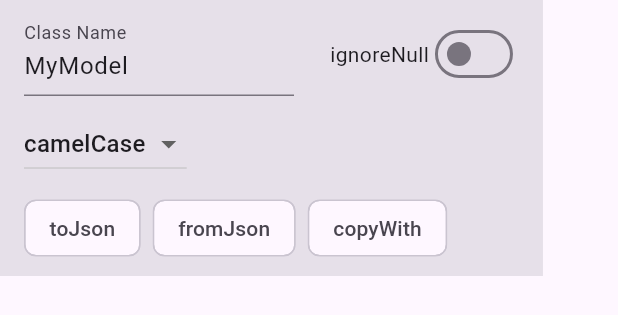
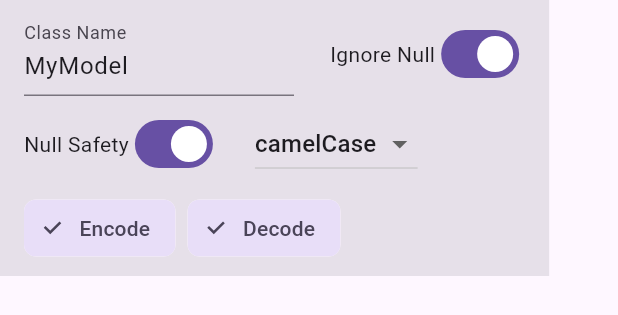
Before and after one commit to Sahim98/dart-mappable-data-model-generator.github.io, a Flutter app: the TopPanel widget shown alone on an empty page, opened directly, on a phone screen of 412 x 824 dp. Shown: the top 315 px of the screen. Run offline on Flutter 3.47's test engine with Material 3 defaults, Android fonts, the phone set to English and light mode, and no system bars; our stand-ins replace flutter_highlight, flutter_riverpod, recase; missing offline and left inert: dart_style.

Commit message:
fix: modified top pannel options and fixed ordering of top-level to bottom-level class

```diff
--- a/lib/models/mappable_options.dart
+++ b/lib/models/mappable_options.dart
@@ -1,13 +1,19 @@
 class MappableOptions {
   final bool ignoreNull;
-  final String caseStyle; // e.g. "snakeCase", "camelCase", "pascalCase"
-  final List<String> generateMethods; // e.g. ["toJson","fromJson","copyWith"]
+  final String caseStyle;
+  final List<String> generateMethods; // e.g., ['Encode', 'Decode']
 
   MappableOptions({
-    this.ignoreNull = false,
-    this.caseStyle = 'camelCase',
-    List<String>? generateMethods,
-  }) : generateMethods = generateMethods ?? [];
+    required this.ignoreNull,
+    required this.caseStyle,
+    required this.generateMethods,
+  });
+
+  factory MappableOptions.initial() => MappableOptions(
+    ignoreNull: true,
+    caseStyle: 'camelCase',
+    generateMethods: ['Encode', 'Decode'],
+  );
 
   MappableOptions copyWith({
     bool? ignoreNull,
--- a/lib/providers/model_provider.dart
+++ b/lib/providers/model_provider.dart
@@ -28,5 +28,8 @@ class ModelNotifier extends StateNotifier<ModelConfig> {
   }
 
   String get generatedCode => generateClassFromJson(
-      state.className, state.jsonMap, state.options);
+    state.className,
+    state.jsonMap,
+    state.options,
+  );
 }
--- a/lib/ui/top_panel.dart
+++ b/lib/ui/top_panel.dart
@@ -17,8 +17,6 @@ class _TopPanelState extends ConsumerState<TopPanel> {
     super.initState();
     final model = ref.read(modelProvider);
     _classController = TextEditingController(text: model.className);
-
-    // Listen changes and update provider
     _classController.addListener(() {
       ref.read(modelProvider.notifier).setClassName(_classController.text);
     });
@@ -35,7 +33,6 @@ class _TopPanelState extends ConsumerState<TopPanel> {
     final model = ref.watch(modelProvider);
     final notifier = ref.read(modelProvider.notifier);
 
-    // Only update controller text if it differs (to avoid cursor jumps)
     if (_classController.text != model.className) {
       _classController.text = model.className;
       _classController.selection = TextSelection.fromPosition(
@@ -50,7 +47,6 @@ class _TopPanelState extends ConsumerState<TopPanel> {
         spacing: 24,
         runSpacing: 8,
         children: [
-          // Class name
           SizedBox(
             width: 180,
             child: TextField(
@@ -58,30 +54,41 @@ class _TopPanelState extends ConsumerState<TopPanel> {
               decoration: const InputDecoration(labelText: 'Class Name'),
             ),
           ),
-          // ignoreNull
           Row(
             mainAxisSize: MainAxisSize.min,
             children: [
-              const Text('ignoreNull'),
+              const Text('Ignore Null'),
               Switch(
                 value: model.options.ignoreNull,
-                onChanged: (v) => notifier.setOptions(model.options.copyWith(ignoreNull: v)),
+                onChanged: (v) => notifier.setOptions(
+                    model.options.copyWith(ignoreNull: v)),
               ),
             ],
           ),
-          // caseStyle dropdown
+          Row(
+            mainAxisSize: MainAxisSize.min,
+            children: [
+              const Text('Null Safety'),
+              Switch(
+                value: model.nullSafety,
+                onChanged: (v) => notifier.state =
+                    notifier.state.copyWith(nullSafety: v),
+              ),
+            ],
+          ),
           DropdownButton<String>(
             value: model.options.caseStyle,
             items: ['camelCase', 'snakeCase', 'pascalCase']
                 .map((c) => DropdownMenuItem(value: c, child: Text(c)))
                 .toList(),
-            onChanged: (v) => notifier.setOptions(model.options.copyWith(caseStyle: v)),
+            onChanged: (v) => notifier.setOptions(
+                model.options.copyWith(caseStyle: v)),
           ),
-          // generateMethods multiselect chips
           Wrap(
             spacing: 8,
-            children: ['toJson', 'fromJson', 'copyWith'].map((method) {
-              final selected = model.options.generateMethods.contains(method);
+            children: ['Encode', 'Decode'].map((method) {
+              final selected =
+                  model.options.generateMethods.contains(method);
               return FilterChip(
                 label: Text(method),
                 selected: selected,
@@ -92,7 +99,8 @@ class _TopPanelState extends ConsumerState<TopPanel> {
                   } else {
                     list.remove(method);
                   }
-                  notifier.setOptions(model.options.copyWith(generateMethods: list));
+                  notifier.setOptions(
+                      model.options.copyWith(generateMethods: list));
                 },
               );
             }).toList(),
```
Also changed, not shown: lib/models/model_config.dart (+6 -1 lines), lib/services/code_generator.dart (+16 -11 lines).
